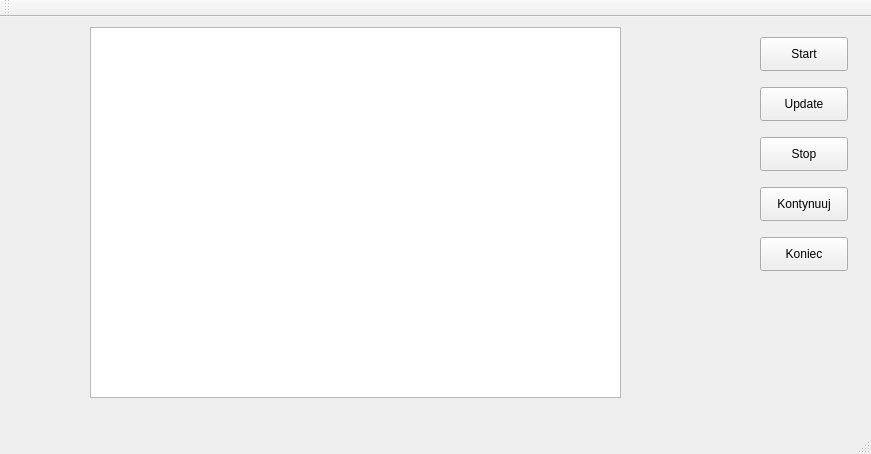
The window that mainwindow.ui (alicjaobara/projekt_pjc) describes before a commit, drawn with Qt 5.
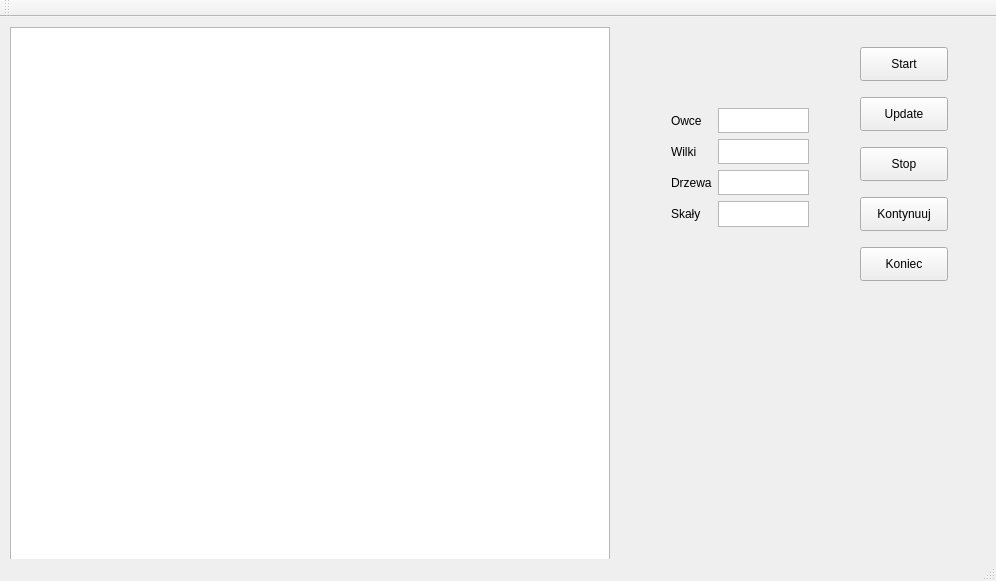
The same window after the commit.

The edit to the form file:
```diff
--- a/mainwindow.ui
+++ b/mainwindow.ui
@@ -6,8 +6,8 @@
    <rect>
     <x>0</x>
     <y>0</y>
-    <width>871</width>
-    <height>454</height>
+    <width>996</width>
+    <height>581</height>
    </rect>
   </property>
   <property name="windowTitle">
@@ -17,8 +17,8 @@
    <widget class="QPushButton" name="pushButton">
     <property name="geometry">
      <rect>
-      <x>760</x>
-      <y>20</y>
+      <x>860</x>
+      <y>30</y>
       <width>88</width>
       <height>34</height>
      </rect>
@@ -30,18 +30,21 @@
    <widget class="QGraphicsView" name="graphicsView">
     <property name="geometry">
      <rect>
-      <x>90</x>
+      <x>10</x>
       <y>10</y>
-      <width>531</width>
-      <height>371</height>
+      <width>600</width>
+      <height>600</height>
      </rect>
     </property>
+    <property name="autoFillBackground">
+     <bool>false</bool>
+    </property>
    </widget>
    <widget class="QPushButton" name="pushButton_2">
     <property name="geometry">
      <rect>
-      <x>760</x>
-      <y>70</y>
+      <x>860</x>
+      <y>80</y>
       <width>88</width>
       <height>34</height>
      </rect>
@@ -53,8 +56,8 @@
    <widget class="QPushButton" name="pushButton_3">
     <property name="geometry">
      <rect>
-      <x>760</x>
-      <y>120</y>
+      <x>860</x>
+      <y>130</y>
       <width>88</width>
       <height>34</height>
      </rect>
@@ -66,8 +69,8 @@
    <widget class="QPushButton" name="pushButton_4">
     <property name="geometry">
      <rect>
-      <x>760</x>
-      <y>220</y>
+      <x>860</x>
+      <y>230</y>
       <width>88</width>
       <height>34</height>
      </rect>
@@ -79,8 +82,8 @@
    <widget class="QPushButton" name="pushButton_5">
     <property name="geometry">
      <rect>
-      <x>760</x>
-      <y>170</y>
+      <x>860</x>
+      <y>180</y>
       <width>88</width>
       <height>34</height>
      </rect>
@@ -89,6 +92,58 @@
      <string>Kontynuuj</string>
     </property>
    </widget>
+   <widget class="QWidget" name="gridLayoutWidget">
+    <property name="geometry">
+     <rect>
+      <x>660</x>
+      <y>80</y>
+      <width>160</width>
+      <height>141</height>
+     </rect>
+    </property>
+    <layout class="QGridLayout" name="gridLayout">
+     <item row="3" column="0">
+      <widget class="QLabel" name="label_3">
+       <property name="text">
+        <string>Drzewa</string>
+       </property>
+      </widget>
+     </item>
+     <item row="2" column="0">
+      <widget class="QLabel" name="label_2">
+       <property name="text">
+        <string>Wilki</string>
+       </property>
+      </widget>
+     </item>
+     <item row="1" column="0">
+      <widget class="QLabel" name="label">
+       <property name="text">
+        <string>Owce</string>
+       </property>
+      </widget>
+     </item>
+     <item row="4" column="0">
+      <widget class="QLabel" name="label_4">
+       <property name="text">
+        <string>Skały</string>
+       </property>
+      </widget>
+     </item>
+     <item row="1" column="1">
+      <widget class="QTextEdit" name="textOwca"/>
+     </item>
+     <item row="2" column="1">
+      <widget class="QTextEdit" name="textWilk"/>
+     </item>
+     <item row="3" column="1">
+      <widget class="QTextEdit" name="textDrzewo"/>
+     </item>
+     <item row="4" column="1">
+      <widget class="QTextEdit" name="textSkala"/>
+     </item>
+    </layout>
+   </widget>
   </widget>
   <widget class="QMenuBar" name="menuBar">
    <property name="geometry">
```
Left out of the diff: 2 changed lines with no effect on the pictures.
